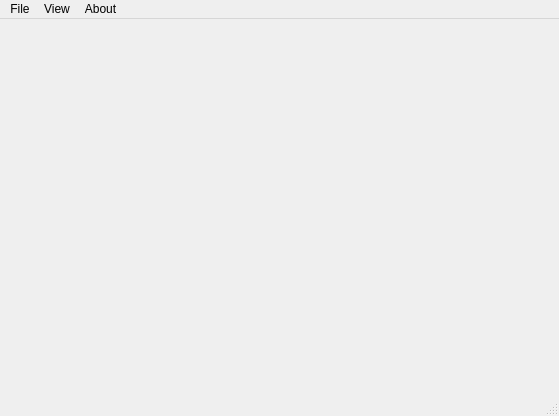
This is src/ui/MainWindow.ui in windless1015/Sculptor3D as Qt 5 draws it before an edit. The edited form follows.
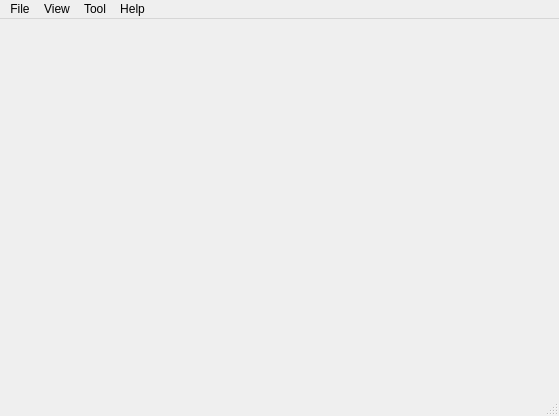
This is the edited form.

Commit message: 1. add the icons to resources files 2. add the about dialog 3. add the toolWidget.cpp to projects

Patch:
```diff
--- a/src/ui/MainWindow.ui
+++ b/src/ui/MainWindow.ui
@@ -33,14 +33,20 @@
      <string>View</string>
     </property>
    </widget>
-   <widget class="QMenu" name="menuAbout">
+   <widget class="QMenu" name="menuHelp">
     <property name="title">
-     <string>About</string>
+     <string>Help</string>
+    </property>
+   </widget>
+   <widget class="QMenu" name="menuTool">
+    <property name="title">
+     <string>Tool</string>
     </property>
    </widget>
    <addaction name="menuFile"/>
    <addaction name="menuEdit"/>
-   <addaction name="menuAbout"/>
+   <addaction name="menuTool"/>
+   <addaction name="menuHelp"/>
   </widget>
   <widget class="QStatusBar" name="statusbar"/>
   <action name="actionToggle_Info_Panel">
```
Left out of the diff: 5 changed lines with no effect on the pictures. The commit also changes 12 other files.
